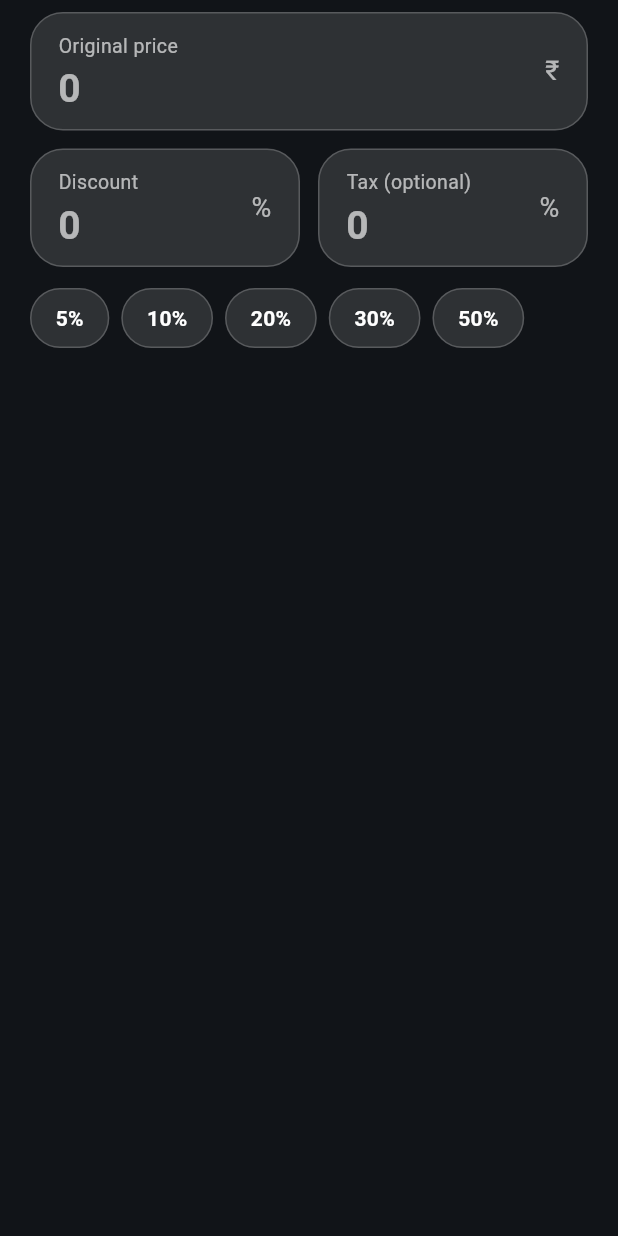
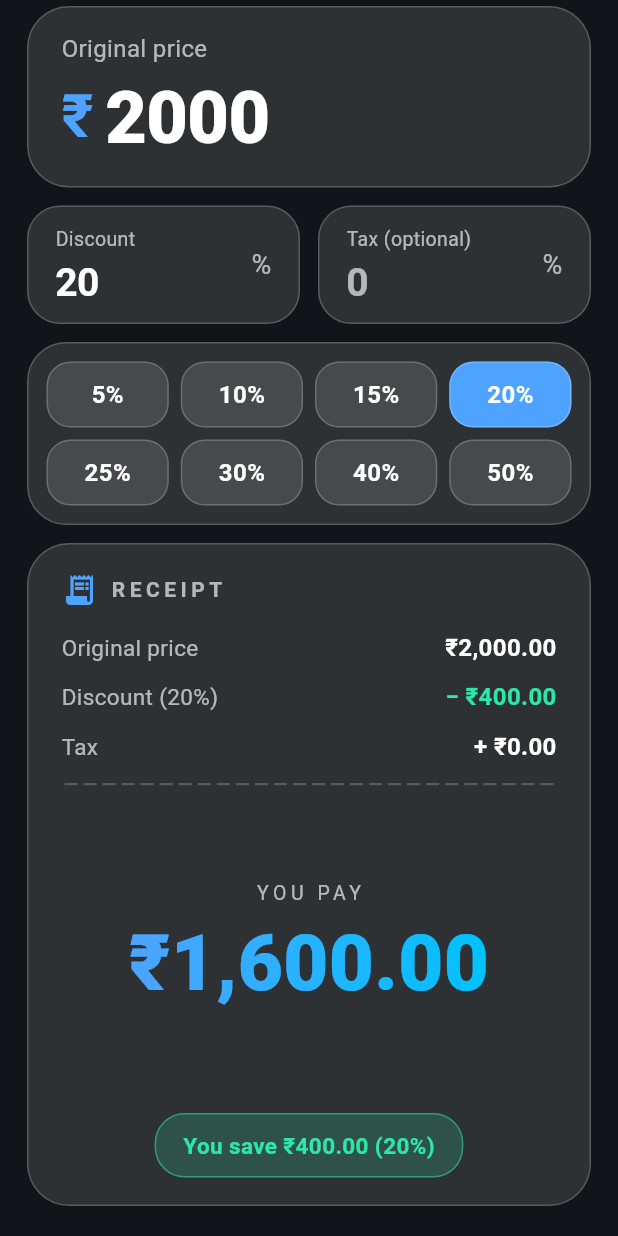
Before and after one commit to kv4895711-del/toolbox-pro, a Flutter app: the DiscountTool widget shown alone on an empty page, opened directly, on a phone screen of 412 x 824 dp. Run offline on Flutter 3.47's test engine with Material 3 defaults, Android fonts, the phone set to English and light mode, and no system bars.

Commit message:
Update discount.dart

```diff
--- a/lib/tools/discount.dart
+++ b/lib/tools/discount.dart
@@ -1,6 +1,10 @@
 import 'package:flutter/cupertino.dart';
+import 'package:flutter/material.dart' show Icons;
+import 'package:flutter/services.dart';
 import '../app_state.dart';
+import '../chrome.dart';
 import '../ui_kit.dart';
+import 'calc_engine.dart';
 import 'fmt.dart';
 
 class DiscountTool extends StatefulWidget {
@@ -11,10 +15,11 @@ class DiscountTool extends StatefulWidget {
 }
 
 class _DiscountToolState extends State<DiscountTool> {
-  final p = TextEditingController();
-  final dc = TextEditingController();
+  final p = TextEditingController(text: '2000');
+  final dc = TextEditingController(text: '20');
   final tx = TextEditingController();
   static const green = Color(0xFF2EE6A8);
+  static const presets = [5, 10, 15, 20, 25, 30, 40, 50];
 
   @override
   void dispose() {
@@ -27,81 +32,223 @@ class _DiscountToolState extends State<DiscountTool> {
   double val(TextEditingController c) => double.tryParse(c.text.trim()) ?? 0;
   double get price => val(p);
   double get disc => val(dc).clamp(0.0, 100.0).toDouble();
-  double get after => price * (1 - disc / 100);
-  double get saved => price - after;
+  double get off => price * disc / 100;
+  double get after => price - off;
   double get taxAmt => after * val(tx) / 100;
+  double get total => after + taxAmt;
 
-  Widget result(AppState s) {
-    final frac = price <= 0 ? 1.0 : (after / price).clamp(0.0, 1.0).toDouble();
+  Widget priceCard(AppState s) {
     return GlassCard(
       radius: 28,
-      padding: const EdgeInsets.all(22),
-      child: SizedBox(
-        width: double.infinity,
+      padding: const EdgeInsets.fromLTRB(22, 16, 22, 12),
       child: Column(
         crossAxisAlignment: CrossAxisAlignment.start,
         children: [
-            Text('You pay', style: TextStyle(fontSize: 14, color: s.subText)),
-            const SizedBox(height: 6),
-            AnimMoney(
-              value: after + taxAmt,
-              decimals: 2,
+          Text('Original price',
+              style: TextStyle(fontSize: 16, color: s.subText)),
+          Row(
+            children: [
+              Text(
+                '₹',
                 style: TextStyle(
-                fontSize: 44,
+                  fontSize: 40,
                   fontWeight: FontWeight.w700,
                   color: s.theme.accent,
                 ),
               ),
-            const SizedBox(height: 16),
-            TweenAnimationBuilder<double>(
-              tween: Tween(begin: 0.0, end: frac),
-              duration: const Duration(milliseconds: 600),
-              curve: Curves.easeOutCubic,
-              builder: (context, v, _) => Container(
-                height: 12,
-                alignment: Alignment.centerLeft,
+              const SizedBox(width: 8),
+              Expanded(
+                child: CupertinoTextField(
+                  controller: p,
+                  keyboardType:
+                      const TextInputType.numberWithOptions(decimal: true),
+                  keyboardAppearance:
+                      s.dark ? Brightness.dark : Brightness.light,
+                  decoration: const BoxDecoration(),
+                  padding: const EdgeInsets.symmetric(vertical: 6),
+                  cursorColor: s.theme.accent,
+                  placeholder: '0',
+                  placeholderStyle: TextStyle(
+                    fontSize: 48,
+                    fontWeight: FontWeight.w800,
+                    color: s.subText,
+                  ),
+                  style: TextStyle(
+                    fontSize: 48,
+                    fontWeight: FontWeight.w800,
+                    color: s.text,
+                  ),
+                  onChanged: (_) => setState(() {}),
+                ),
+              ),
+            ],
+          ),
+        ],
+      ),
+    );
+  }
+
+  Widget chip(AppState s, int v) {
+    final on = disc == v.toDouble();
+    return Expanded(
+      child: Padding(
+        padding: const EdgeInsets.all(4),
+        child: GestureDetector(
+          onTap: () {
+            HapticFeedback.selectionClick();
+            setState(() => dc.text = '$v');
+          },
+          child: AnimatedContainer(
+            duration: const Duration(milliseconds: 200),
+            height: 44,
+            alignment: Alignment.center,
             decoration: BoxDecoration(
-                  color: green,
-                  borderRadius: BorderRadius.circular(6),
+              color: on ? s.theme.accent : s.glass,
+              borderRadius: BorderRadius.circular(16),
+              border: Border.all(color: s.glassBorder),
             ),
-                child: FractionallySizedBox(
-                  widthFactor: v,
-                  child: Container(
-                    decoration: BoxDecoration(
-                      color: s.theme.accent,
-                      borderRadius: BorderRadius.circular(6),
+            child: Text(
+              '$v%',
+              style: TextStyle(
+                fontSize: 16,
+                fontWeight: FontWeight.w700,
+                color: on ? const Color(0xFFFFFFFF) : s.text,
               ),
             ),
           ),
         ),
       ),
-            const SizedBox(height: 12),
-            Row(
+    );
+  }
+
+  Widget presetGrid(AppState s) {
+    return GlassCard(
+      radius: 26,
+      padding: const EdgeInsets.all(8),
+      child: Column(
+        children: [
+          Row(children: [for (final v in presets.sublist(0, 4)) chip(s, v)]),
+          Row(children: [for (final v in presets.sublist(4)) chip(s, v)]),
+        ],
+      ),
+    );
+  }
+
+  Widget line(AppState s, String label, String value, [Color? c]) {
+    return Padding(
+      padding: const EdgeInsets.symmetric(vertical: 5),
+      child: Row(
         mainAxisAlignment: MainAxisAlignment.spaceBetween,
         children: [
+          Text(label, style: TextStyle(fontSize: 15, color: s.subText)),
           Text(
-                  'Paid ₹${inr(after, 2)}',
-                  style: TextStyle(fontSize: 14, color: s.subText),
+            value,
+            style: TextStyle(
+              fontSize: 16,
+              fontWeight: FontWeight.w600,
+              color: c ?? s.text,
             ),
+          ),
+        ],
+      ),
+    );
+  }
+
+  Widget dashed(AppState s) {
+    return Row(
+      children: [
+        for (var i = 0; i < 26; i++)
+          Expanded(
+            child: Container(
+              height: 1.5,
+              margin: const EdgeInsets.symmetric(horizontal: 2),
+              color: s.glassBorder,
+            ),
+          ),
+      ],
+    );
+  }
+
+  Widget receipt(AppState s) {
+    final pct = price <= 0 ? 0.0 : off / price * 100;
+    return GlassCard(
+      radius: 28,
+      padding: const EdgeInsets.fromLTRB(22, 18, 22, 18),
+      child: Column(
+        children: [
+          Row(
+            children: [
+              Icon(Icons.receipt_long, color: s.theme.accent),
+              const SizedBox(width: 8),
               Text(
-                  'Saved ₹${inr(saved, 2)}',
+                'RECEIPT',
+                style: TextStyle(
+                  fontSize: 14,
+                  letterSpacing: 3,
+                  fontWeight: FontWeight.w700,
+                  color: s.subText,
+                ),
+              ),
+            ],
+          ),
+          const SizedBox(height: 10),
+          line(s, 'Original price', '₹${inr(price, 2)}'),
+          line(s, 'Discount (${fmtNum(disc)}%)', '− ₹${inr(off, 2)}', green),
+          line(s, 'Tax', '+ ₹${inr(taxAmt, 2)}'),
+          const SizedBox(height: 8),
+          dashed(s),
+          Expanded(
+            child: Center(
+              child: Column(
+                mainAxisSize: MainAxisSize.min,
+                children: [
+                  Text(
+                    'YOU PAY',
+                    style: TextStyle(
+                      fontSize: 13,
+                      letterSpacing: 3,
+                      color: s.subText,
+                    ),
+                  ),
+                  FittedBox(
+                    fit: BoxFit.scaleDown,
+                    child: ShaderMask(
+                      blendMode: BlendMode.srcIn,
+                      shaderCallback: (r) => LinearGradient(
+                        colors: [s.theme.accent, s.theme.c2],
+                      ).createShader(r),
+                      child: AnimMoney(
+                        value: total,
+                        decimals: 2,
                         style: const TextStyle(
-                    fontSize: 14,
+                          fontSize: 52,
+                          fontWeight: FontWeight.w800,
+                          color: Color(0xFFFFFFFF),
+                        ),
+                      ),
+                    ),
+                  ),
+                ],
+              ),
+            ),
+          ),
+          Container(
+            padding: const EdgeInsets.symmetric(horizontal: 18, vertical: 10),
+            decoration: BoxDecoration(
+              color: green.withOpacity(0.18),
+              borderRadius: BorderRadius.circular(20),
+              border: Border.all(color: green.withOpacity(0.5)),
+            ),
+            child: Text(
+              'You save ₹${inr(off, 2)} (${fmtNum(pct)}%)',
+              style: const TextStyle(
+                fontSize: 15,
                 fontWeight: FontWeight.w700,
                 color: green,
               ),
             ),
-              ],
-            ),
-            if (taxAmt > 0) ...[
-              const SizedBox(height: 8),
-              Text(
-                'Includes tax ₹${inr(taxAmt, 2)}',
-                style: TextStyle(fontSize: 13, color: s.subText),
           ),
         ],
-          ],
-        ),
       ),
     );
   }
@@ -109,20 +256,12 @@ class _DiscountToolState extends State<DiscountTool> {
   @override
   Widget build(BuildContext context) {
     final s = AppScope.of(context);
-    return ListView(
-      padding: const EdgeInsets.fromLTRB(20, 8, 20, 40),
+    return FillScroll(
       children: [
-        FadeSlide(
-          child: NumField(
-            label: 'Original price',
-            suffix: '₹',
-            controller: p,
-            onChanged: () => setState(() {}),
-          ),
-        ),
+        FadeSlide(child: priceCard(s)),
         const SizedBox(height: 12),
         FadeSlide(
-          delay: 80,
+          delay: 70,
           child: Row(
             children: [
               Expanded(
@@ -145,31 +284,10 @@ class _DiscountToolState extends State<DiscountTool> {
             ],
           ),
         ),
-        const SizedBox(height: 14),
-        FadeSlide(
-          delay: 140,
-          child: SizedBox(
-            height: 40,
-            child: ListView(
-              scrollDirection: Axis.horizontal,
-              children: [
-                for (final v in [5, 10, 20, 30, 50])
-                  Padding(
-                    padding: const EdgeInsets.only(right: 8),
-                    child: Center(
-                      child: Pill(
-                        label: '$v%',
-                        on: disc == v,
-                        onTap: () => setState(() => dc.text = '$v'),
-                      ),
-                    ),
-                  ),
-              ],
-            ),
-          ),
-        ),
-        const SizedBox(height: 14),
-        if (price > 0) FadeSlide(delay: 200, child: result(s)),
+        const SizedBox(height: 12),
+        FadeSlide(delay: 130, child: presetGrid(s)),
+        const SizedBox(height: 12),
+        Expanded(child: FadeSlide(delay: 200, child: receipt(s))),
       ],
     );
   }
```
Lines whose indentation alone changed are shown as unchanged.
